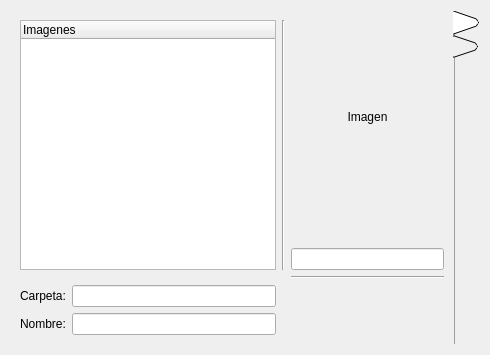
Qt form SapVisual/Formularios/formimagenes.ui (gato0429/SAP) before a commit.
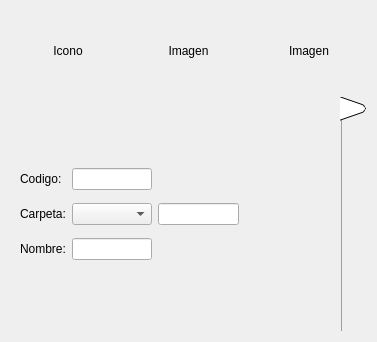
The same form after that commit. Icons and pictures are not drawn.

What changed in the file:
```diff
--- a/SapVisual/Formularios/formimagenes.ui
+++ b/SapVisual/Formularios/formimagenes.ui
@@ -6,15 +6,70 @@
    <rect>
     <x>0</x>
     <y>0</y>
-    <width>490</width>
-    <height>355</height>
+    <width>377</width>
+    <height>342</height>
    </rect>
   </property>
   <property name="windowTitle">
    <string>Form</string>
   </property>
-  <layout class="QVBoxLayout" name="verticalLayout_2">
+  <layout class="QGridLayout" name="gridLayout">
+   <item row="0" column="0">
+    <layout class="QHBoxLayout" name="horizontalLayout_2">
+     <property name="topMargin">
+      <number>0</number>
+     </property>
    <item>
+      <widget class="QLabel" name="label_6">
+       <property name="minimumSize">
+        <size>
+         <width>60</width>
+         <height>80</height>
+        </size>
+       </property>
+       <property name="text">
+        <string>Icono</string>
+       </property>
+       <property name="alignment">
+        <set>Qt::AlignCenter</set>
+       </property>
+      </widget>
+     </item>
+     <item>
+      <widget class="QLabel" name="label_7">
+       <property name="minimumSize">
+        <size>
+         <width>60</width>
+         <height>80</height>
+        </size>
+       </property>
+       <property name="text">
+        <string>Imagen</string>
+       </property>
+       <property name="alignment">
+        <set>Qt::AlignCenter</set>
+       </property>
+      </widget>
+     </item>
+     <item>
+      <widget class="QLabel" name="LabelImage">
+       <property name="minimumSize">
+        <size>
+         <width>60</width>
+         <height>80</height>
+        </size>
+       </property>
+       <property name="text">
+        <string>Imagen</string>
+       </property>
+       <property name="alignment">
+        <set>Qt::AlignCenter</set>
+       </property>
+      </widget>
+     </item>
+    </layout>
+   </item>
+   <item row="1" column="0">
     <widget class="QTabWidget" name="tabWidget">
      <property name="tabPosition">
       <enum>QTabWidget::East</enum>
@@ -37,63 +92,112 @@
        <string/>
       </attribute>
       <layout class="QGridLayout" name="gridLayout_2">
+       <item row="0" column="8">
+        <layout class="QVBoxLayout" name="verticalLayout_2">
+         <property name="leftMargin">
+          <number>0</number>
+         </property>
+         <item>
+          <widget class="QPushButton" name="ButtonGuardar">
+           <property name="text">
+            <string/>
+           </property>
+           <property name="icon">
+            <iconset resource="../Recursos.qrc">
+             <normaloff>:/Imagenes/iconos/guardar.png</normaloff>:/Imagenes/iconos/guardar.png</iconset>
+           </property>
+           <property name="iconSize">
+            <size>
+             <width>40</width>
+             <height>40</height>
+            </size>
+           </property>
+           <property name="autoDefault">
+            <bool>false</bool>
+           </property>
+           <property name="flat">
+            <bool>true</bool>
+           </property>
+          </widget>
+         </item>
+         <item>
+          <widget class="QPushButton" name="ButtonModificar">
+           <property name="text">
+            <string/>
+           </property>
+           <property name="icon">
+            <iconset resource="../Recursos.qrc">
+             <normaloff>:/Imagenes/iconos/editar.png</normaloff>:/Imagenes/iconos/editar.png</iconset>
+           </property>
+           <property name="iconSize">
+            <size>
+             <width>40</width>
+             <height>40</height>
+            </size>
+           </property>
+           <property name="autoDefault">
+            <bool>false</bool>
+           </property>
+           <property name="default">
+            <bool>false</bool>
+           </property>
+           <property name="flat">
+            <bool>true</bool>
+           </property>
+          </widget>
+         </item>
+         <item>
+          <widget class="QPushButton" name="ButtonEliminar">
+           <property name="text">
+            <string/>
+           </property>
+           <property name="icon">
+            <iconset resource="../Recursos.qrc">
+             <normaloff>:/Imagenes/iconos/delete.png</normaloff>:/Imagenes/iconos/delete.png</iconset>
+           </property>
+           <property name="iconSize">
+            <size>
+             <width>40</width>
+             <height>40</height>
+            </size>
+           </property>
+           <property name="flat">
+            <bool>true</bool>
+           </property>
+          </widget>
+         </item>
+         <item>
+          <widget class="QPushButton" name="ButtonRegresar">
+           <property name="text">
+            <string/>
+           </property>
+           <property name="icon">
+            <iconset resource="../Recursos.qrc">
+             <normaloff>:/Imagenes/iconos/izquierda.png</normaloff>:/Imagenes/iconos/izquierda.png</iconset>
+           </property>
+           <property name="iconSize">
+            <size>
+             <width>40</width>
+             <height>40</height>
+            </size>
+           </property>
+           <property name="flat">
+            <bool>true</bool>
+           </property>
+          </widget>
+         </item>
+        </layout>
+       </item>
        <item row="0" column="0" colspan="2">
-        <widget class="QTreeWidget" name="VisorArbol">
-         <column>
+        <layout class="QGridLayout" name="gridLayout_3">
+         <item row="0" column="0">
+          <widget class="QLabel" name="label_4">
           <property name="text">
-           <string>Imagenes</string>
-          </property>
-         </column>
-        </widget>
-       </item>
-       <item row="0" column="2">
-        <widget class="Line" name="line_2">
-         <property name="orientation">
-          <enum>Qt::Vertical</enum>
-         </property>
-        </widget>
-       </item>
-       <item row="0" column="3">
-        <layout class="QVBoxLayout" name="verticalLayout_5">
-         <item>
-          <widget class="QLabel" name="labelImagen_4">
-           <property name="text">
-            <string>Imagen</string>
-           </property>
-           <property name="alignment">
-            <set>Qt::AlignCenter</set>
-           </property>
-          </widget>
-         </item>
-         <item>
-          <layout class="QHBoxLayout" name="horizontalLayout">
-           <item>
-            <widget class="QPushButton" name="BotonCarpetaBorrar_4">
-             <property name="text">
-              <string/>
-             </property>
-             <property name="icon">
-              <iconset resource="../Recursos.qrc">
-               <normaloff>:/Imagenes/iconos/delete.png</normaloff>:/Imagenes/iconos/delete.png</iconset>
-             </property>
-             <property name="iconSize">
-              <size>
-               <width>40</width>
-               <height>40</height>
-              </size>
-             </property>
-             <property name="checkable">
-              <bool>false</bool>
-             </property>
-             <property name="autoDefault">
-              <bool>false</bool>
-             </property>
-             <property name="flat">
-              <bool>true</bool>
-             </property>
-            </widget>
-           </item>
-           <item>
+            <string>Codigo:</string>
+           </property>
+          </widget>
+         </item>
+         <item row="1" column="4">
             <widget class="QPushButton" name="BotonCarpetaAgregar_4">
              <property name="text">
               <string/>
@@ -104,42 +208,44 @@
              </property>
              <property name="iconSize">
               <size>
-               <width>40</width>
-               <height>40</height>
+             <width>20</width>
+             <height>20</height>
               </size>
              </property>
              <property name="flat">
               <bool>true</bool>
              </property>
             </widget>
-           </item>
-          </layout>
-         </item>
-         <item>
-          <widget class="QLineEdit" name="LineCarpetaNueva_4"/>
-         </item>
-        </layout>
        </item>
        <item row="1" column="3">
-        <widget class="Line" name="line">
-         <property name="orientation">
-          <enum>Qt::Horizontal</enum>
+          <widget class="QLineEdit" name="LineCarpetaNueva_4"/>
+         </item>
+         <item row="0" column="1">
+          <widget class="QLineEdit" name="LineCodigo">
+           <property name="readOnly">
+            <bool>true</bool>
          </property>
         </widget>
        </item>
-       <item row="2" column="0">
-        <widget class="QLabel" name="label_2">
+         <item row="1" column="0">
+          <widget class="QLabel" name="label_5">
          <property name="text">
           <string>Carpeta:</string>
          </property>
         </widget>
        </item>
+         <item row="1" column="1">
+          <widget class="QComboBox" name="ComboCarpeta"/>
+         </item>
+         <item row="2" column="0">
+          <widget class="QLabel" name="label_3">
+           <property name="text">
+            <string>Nombre:</string>
+           </property>
+          </widget>
+         </item>
        <item row="2" column="1">
-        <widget class="QLineEdit" name="LineCarpeta">
-         <property name="readOnly">
-          <bool>true</bool>
-         </property>
-        </widget>
+          <widget class="QLineEdit" name="LineNombre"/>
        </item>
        <item row="2" column="3">
         <widget class="QPushButton" name="BotonImagen">
@@ -152,8 +258,8 @@
          </property>
          <property name="iconSize">
           <size>
-           <width>40</width>
-           <height>40</height>
+             <width>20</width>
+             <height>20</height>
           </size>
          </property>
          <property name="flat">
@@ -161,47 +267,10 @@
          </property>
         </widget>
        </item>
-       <item row="3" column="0">
-        <widget class="QLabel" name="label_3">
-         <property name="text">
-          <string>Nombre:</string>
-         </property>
-        </widget>
+        </layout>
        </item>
-       <item row="3" column="1">
-        <widget class="QLineEdit" name="LineNombre"/>
-       </item>
-       <item row="3" column="3">
-        <widget class="QPushButton" name="BotonAgregarImagen">
-         <property name="text">
-          <string/>
-         </property>
-         <property name="icon">
-          <iconset resource="../Recursos.qrc">
-           <normaloff>:/Imagenes/iconos/add.png</normaloff>:/Imagenes/iconos/add.png</iconset>
-         </property>
-         <property name="iconSize">
-          <size>
-           <width>40</width>
-           <height>40</height>
-          </size>
-         </property>
-         <property name="flat">
-          <bool>true</bool>
-         </property>
-        </widget>
-       </item>
       </layout>
      </widget>
-     <widget class="QWidget" name="">
-      <attribute name="icon">
-       <iconset resource="../Recursos.qrc">
-        <normaloff>:/Imagenes/iconos/delete.png</normaloff>:/Imagenes/iconos/delete.png</iconset>
-      </attribute>
-      <attribute name="title">
-       <string/>
-      </attribute>
-     </widget>
     </widget>
    </item>
   </layout>
```
Lines whose indentation alone changed are shown as unchanged.
